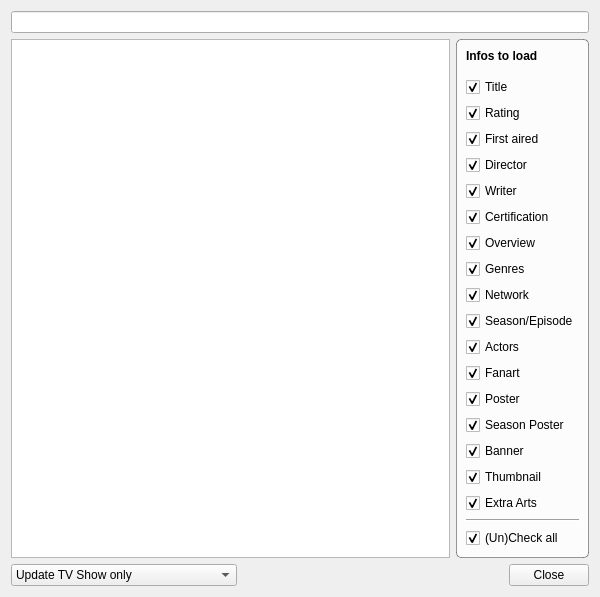
Before: the Qt Designer form tvShows/TvShowSearch.ui in Komet/MediaElch, drawn with Qt 5.
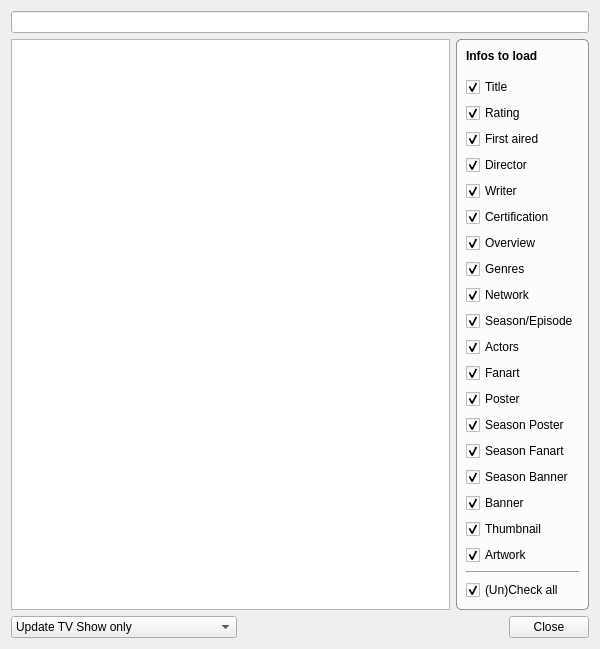
After: the same form once the commit is applied. Icons and pictures are not drawn. Custom widgets are drawn as their Qt base class.

Commit message: Fixes #189 Rework of tv show season artwork

Diff of the .ui file:
```diff
--- a/tvShows/TvShowSearch.ui
+++ b/tvShows/TvShowSearch.ui
@@ -10,7 +10,7 @@
     <x>0</x>
     <y>0</y>
     <width>600</width>
-    <height>564</height>
+    <height>606</height>
    </rect>
   </property>
   <property name="windowTitle">
@@ -251,6 +251,26 @@
           </property>
          </widget>
         </item>
+        <item>
+         <widget class="MyCheckBox" name="chkSeasonBackdrop">
+          <property name="text">
+           <string>Season Fanart</string>
+          </property>
+          <property name="checked">
+           <bool>true</bool>
+          </property>
+         </widget>
+        </item>
+        <item>
+         <widget class="MyCheckBox" name="chkSeasonBanner">
+          <property name="text">
+           <string>Season Banner</string>
+          </property>
+          <property name="checked">
+           <bool>true</bool>
+          </property>
+         </widget>
+        </item>
         <item>
          <widget class="MyCheckBox" name="chkBanner">
           <property name="text">
@@ -274,7 +294,7 @@
         <item>
          <widget class="MyCheckBox" name="chkExtraArts">
           <property name="text">
-           <string>Extra Arts</string>
+           <string>Artwork</string>
           </property>
           <property name="checked">
            <bool>true</bool>
```
The commit also changes 37 other files.
